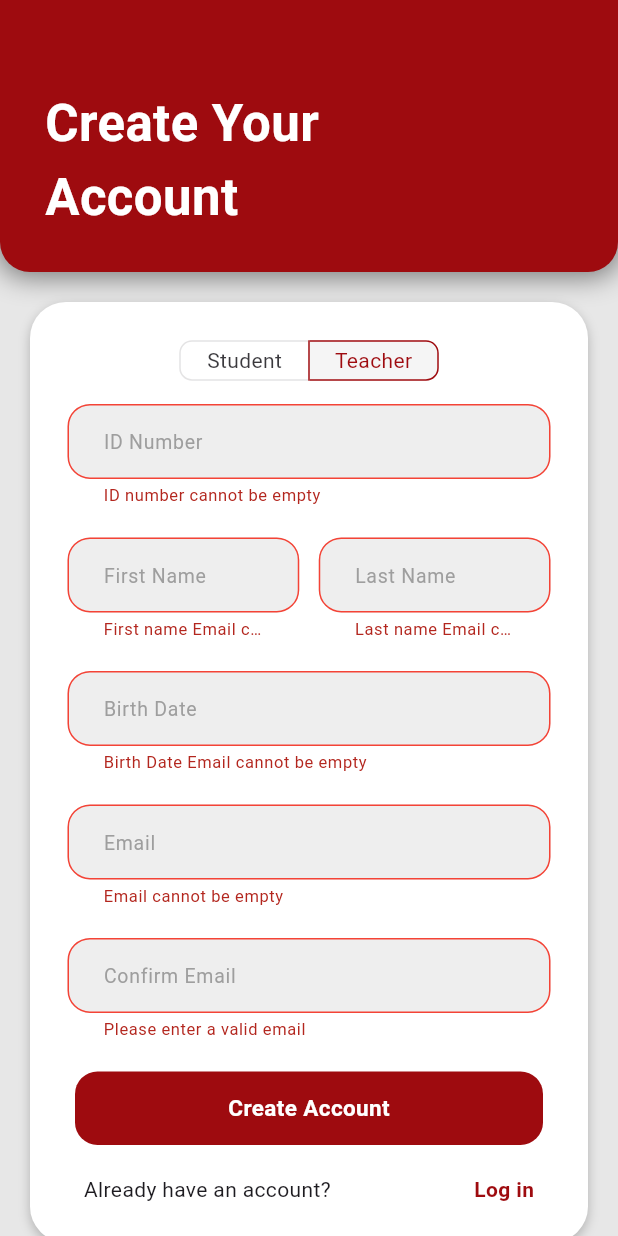
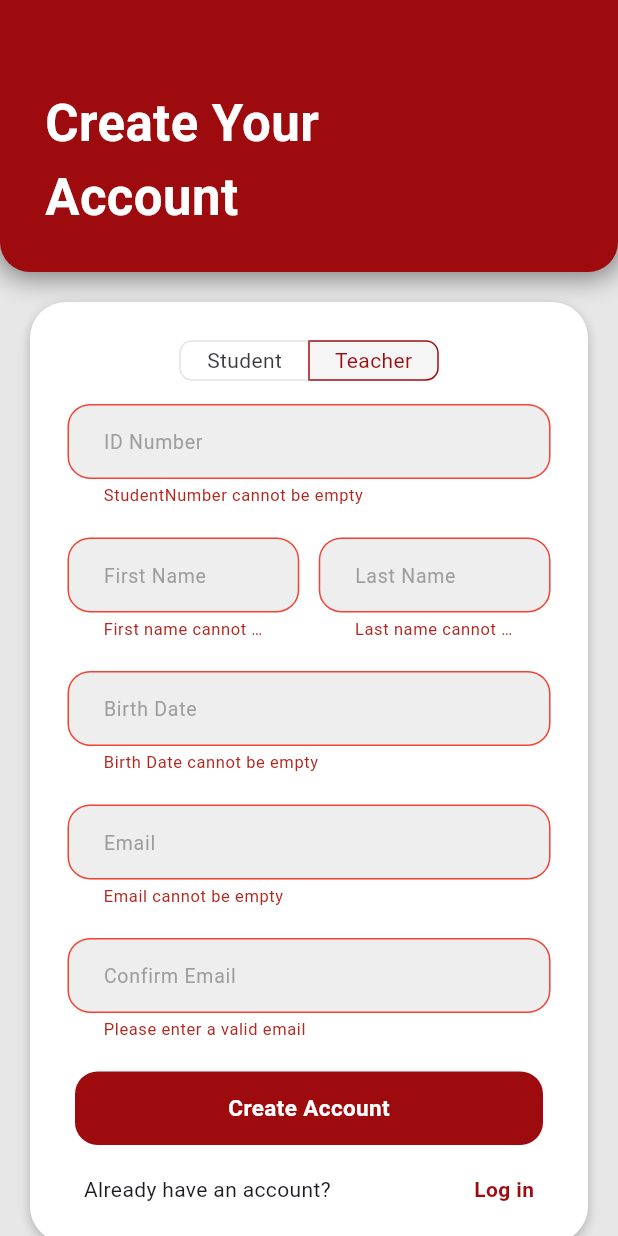
Before and after one commit to gabrielSantoc/myEUC-x-Supabase, a Flutter app: the RegisterTeacherScreen screen opened directly, after a tap on "Create Account", on a phone screen of 412 x 824 dp. Run offline on Flutter 3.47's test engine with Material 3 defaults, Android fonts, the phone set to English and light mode, and no system bars; our stand-ins replace convex_bottom_bar, flutter_markdown, hive, hive_flutter, loading_animation_widget, page_transition and 1 more; missing offline and left inert: onesignal_flutter; accounts and stored records are empty.

Commit message:
update validators

```diff
--- a/lib/auth/register_teacher_page.dart
+++ b/lib/auth/register_teacher_page.dart
@@ -305,7 +305,13 @@ class RegisterTeacherScreenState extends State<RegisterTeacherScreen> {
                         controller: _idNumberController,
                         hintText: "ID Number",
                         obscureText: false,
-                        validator: Validator.of(context).validateStudentNumber,
+                        validator: (value)=> Validator.of(context)
+                        .validateWithRegex(
+                          value,
+                          'ID number cannot found',
+                          'StudentNumber',
+                          RegExp(r'^A\d{2}-\d{4}$')
+                        ),
                       ),
 
                       SizedBox(height: sizeBoxHeight),
--- a/lib/auth/reset_password.dart
+++ b/lib/auth/reset_password.dart
@@ -194,7 +194,11 @@ class _ResetPassowrdScreenState extends State<ResetPassowrdScreen> {
 
                   validator: (value) {
                     return Validator.of(context)
-                    .validateConirmPassword(value, _passwordController.text.trim());
+                    .validateConfirmation(
+                      value,
+                      _passwordController.text.trim(),
+                      'Password'
+                    );
                   }
                 ),
 
--- a/lib/auth/update_password.dart
+++ b/lib/auth/update_password.dart
@@ -164,7 +164,7 @@ class _UpdatePasswordScreenState extends State<UpdatePasswordScreen> {
 
                   validator: (value) {
                     return Validator.of(context)
-                    .validateConirmPassword(value, _passwordController.text.trim());
+                    .validateConfirmation(value, _passwordController.text.trim(), 'Password');
                   }
                 ),
 
--- a/lib/shared/validators.dart
+++ b/lib/shared/validators.dart
@@ -3,15 +3,21 @@ class Validator {
   BuildContext context;
   Validator.of(this.context);
 
-  // STUDENT NO.
-  String? validateStudentNumber(String? studentNumber) {
-    RegExp studentNumberRegex = RegExp(r'^A\d{2}-\d{4}$');
-    final isStudentNumberValid = studentNumberRegex.hasMatch(studentNumber ?? '');
-    if (studentNumber.toString().isEmpty) {
-      return 'ID number cannot be empty';
+  // VALIDATE REQUIRED FIELD
+  String? validateRequiredField(String? value, String? fieldName) {
+    if(value.toString().isEmpty) {
+      return '$fieldName cannot be empty';
     }
-    if (!isStudentNumberValid) {
-      return 'Please enter a valid student number';
+    return null;
+  }
+
+  // VALIDATE NORMAL TEXT FIELD
+  String? validateTextField(String? value, String fieldName) {
+    if(value.toString().isEmpty || value == null ) {
+      return '${fieldName} cannot be empty';
+    }
+    if(value.toString().length <= 1) {
+      return '${fieldName} must be more than one character';
     }
     return null;
   }
@@ -42,33 +48,24 @@ class Validator {
     return null;
   }
 
-  // VALIDATE NORMAL TEXT FIELD
-  String? validateConirmPassword(String? confirmPassword, String? password) {
-    if( confirmPassword.toString() != password.toString()) {
-      return 'Please ensure that both password match.';
+  // VALIDATE REGEX VALIDATION
+  String? validateWithRegex(String? value, String errorMessage, String? fieldName, RegExp regex) {
+    if(value.toString().isEmpty) {
+      return '$fieldName cannot be empty';
     }
-    if(confirmPassword.toString().isEmpty || confirmPassword == null ) {
-      return 'Confirm new password field cannot be empty';
+    if(value == null || !regex.hasMatch(value)) {
+      return errorMessage;
     }
     return null;
   }
 
-
-  // VALIDATE NORMAL TEXT FIELD
-  String? validateTextField(String? value, String fieldName) {
-    if(value.toString().isEmpty || value == null ) {
-      return '${fieldName} Email cannot be empty';
+  // Validate Confirmation
+  String? validateConfirmation(String? value, String? originalValue, String fieldName) {
+    if(value.toString().isEmpty) {
+      return '$fieldName cannot be empty';
     }
-    if(value.toString().length <= 1) {
-      return '${fieldName} must be more than one character';
-    }
-    return null;
-  }
-
-  // VALIDATE YEAR LEVEL
-  String? validateYearLevel(String? value, String yearLevel) {
-    if(value.toString().isEmpty) {
-      return '${yearLevel} cannot be empty';
+    if(value != originalValue) {
+      return '$fieldName does not match';
     }
     return null;
   }
```
Also changed, not shown: lib/auth/register_page.dart (+8 -2 lines).
